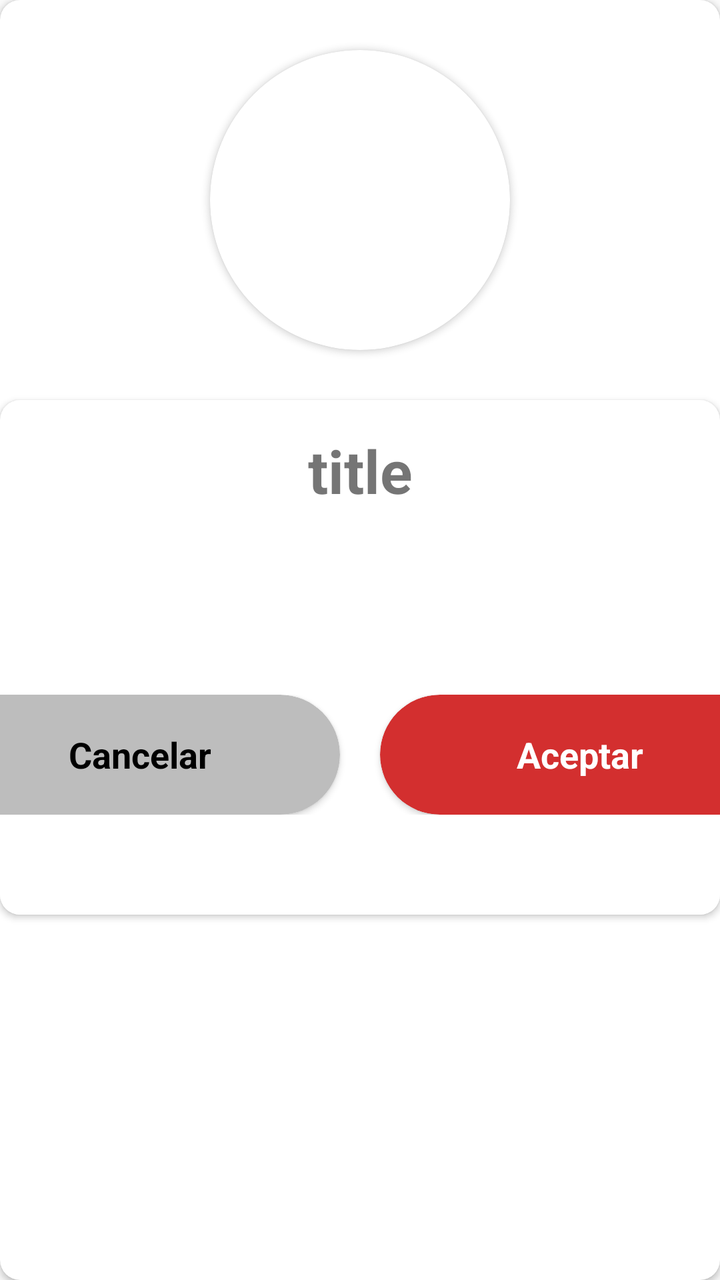
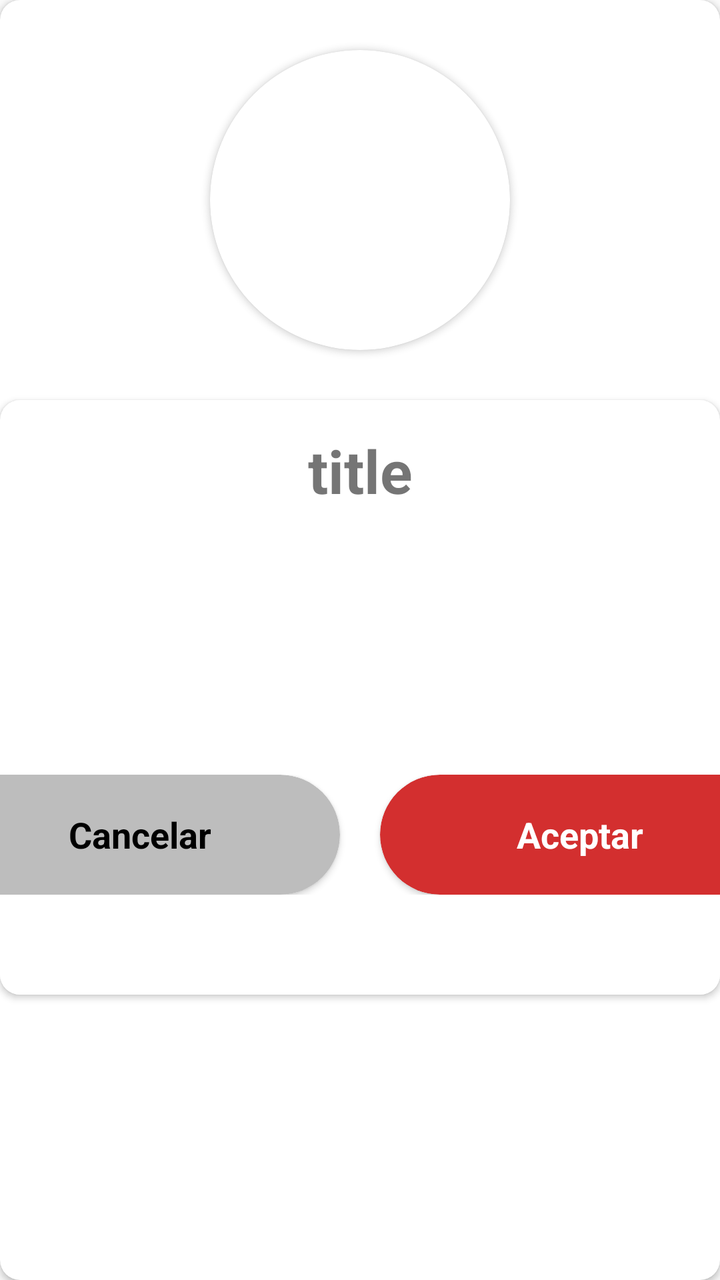

An Android layout rendered at two revisions. The XML below is the earlier revision; the diff shows what the commit changed to produce the second picture.
<!-- AndroidManifest.xml: application theme AppTheme -->
<!-- res/layout/msg_2_buttons.xml -->
<?xml version="1.0" encoding="utf-8"?>
<android.support.v7.widget.CardView xmlns:android="http://schemas.android.com/apk/res/android"
    android:layout_width="match_parent"
    android:layout_height="wrap_content"
    xmlns:app="http://schemas.android.com/apk/res-auto"
    app:cardCornerRadius="10dp"
    android:id="@+id/cvCard"
    android:layout_margin="20dp">

    <LinearLayout
        android:layout_width="match_parent"
        android:layout_height="match_parent"
        android:orientation="vertical">


        <LinearLayout
            android:layout_width="match_parent"
            android:layout_height="match_parent"
            android:orientation="vertical">

            <RelativeLayout
                android:layout_width="match_parent"
                android:layout_height="200dp"
                android:orientation="vertical">

                <android.support.v7.widget.CardView
                    android:layout_width="150dp"
                    android:layout_height="150dp"
                    android:layout_centerInParent="true"
                    app:cardCornerRadius="75dp">
                    <ImageView android:id="@+id/img"
                        android:layout_width="match_parent"
                        android:layout_height="match_parent"/>
                </android.support.v7.widget.CardView>



            </RelativeLayout>

            <android.support.v7.widget.CardView
                android:layout_width="match_parent"
                android:layout_height="wrap_content"
                app:cardCornerRadius="10dp">



            <LinearLayout
                android:layout_width="match_parent"
                android:layout_height="wrap_content"
                android:orientation="vertical">

                <TextView android:id="@+id/tvTitle"
                    android:layout_width="match_parent"
                    android:layout_height="wrap_content"
                    android:text="title"
                    android:gravity="center"
                    android:textStyle="bold"
                    android:textSize="30sp"
                    android:padding="15dp"/>

                <TextView android:id="@+id/tvMsg"
                    android:layout_width="match_parent"
                    android:layout_height="wrap_content"
                    android:textStyle="bold"
                    android:text=""
                    android:textSize="20sp"
                    android:gravity="center"
                    android:layout_below="@id/img"
                    android:background="@color/white"/>


                <LinearLayout
                    android:layout_width="match_parent"
                    android:layout_height="wrap_content"
                    android:orientation="horizontal"
                    android:gravity="center"
                    android:paddingTop="50dp"
                    android:paddingBottom="50dp"
                    android:background="@color/white">

                    <android.support.v7.widget.CardView
                        android:id="@+id/btnNegative"
                        android:layout_width="200dp"
                        android:layout_height="60dp"
                        android:layout_gravity="center"
                        app:cardCornerRadius="30dp"
                        app:cardBackgroundColor="@color/gray_400"
                        android:layout_marginRight="10dp">

                        <TextView
                            android:layout_width="match_parent"
                            android:layout_height="match_parent"
                            android:text="Cancelar"
                            android:gravity="center"
                            android:textSize="18sp"
                            android:textColor="@android:color/black"
                            android:textStyle="bold"/>

                    </android.support.v7.widget.CardView>


                    <android.support.v7.widget.CardView
                        android:id="@+id/btnPositive"
                        android:layout_width="200dp"
                        android:layout_height="60dp"
                        android:layout_gravity="center"
                        app:cardCornerRadius="30dp"
                        app:cardBackgroundColor="@color/red_700"
                        android:layout_marginLeft="10dp">

                        <TextView
                            android:layout_width="match_parent"
                            android:layout_height="match_parent"
                            android:text="Aceptar"
                            android:gravity="center"
                            android:textSize="18sp"
                            android:textColor="@color/white"
                            android:textStyle="bold"/>

                    </android.support.v7.widget.CardView>




                </LinearLayout>


            </LinearLayout>
            </android.support.v7.widget.CardView>





        </LinearLayout>


    </LinearLayout>





</android.support.v7.widget.CardView>
<!-- resources referenced by this layout -->
<resources>
  <color name="gray_400">#BDBDBD</color>
  <color name="red_700">#D32F2F</color>
  <color name="white">#FFFFFF</color>
  <style name="AppTheme" parent="Theme.AppCompat.Light.DarkActionBar">
          
          <item name="colorPrimary">@color/colorPrimary</item>
          <item name="colorPrimaryDark">@color/colorPrimaryDark</item>
          <item name="colorAccent">@color/colorAccent</item>
      </style>
  <color name="colorPrimary">#008577</color>
  <color name="colorPrimaryDark">#00574B</color>
  <color name="colorAccent">#D81B60</color>
</resources>

<!-- the commit's change to res/layout/msg_2_buttons.xml (unified diff, before → after) -->
@@ -68,6 +68,21 @@
                     android:layout_below="@id/img"
                     android:background="@color/white"/>
 
+                <LinearLayout android:id="@+id/llProgress"
+                    android:layout_width="match_parent"
+                    android:layout_height="wrap_content"
+                    android:orientation="horizontal"
+                    android:gravity="center"
+                    android:visibility="invisible">
+                    <ProgressBar
+                        android:layout_width="40dp"
+                        android:layout_height="40dp" />
+                    <TextView
+                        android:layout_width="wrap_content"
+                        android:layout_height="match_parent"
+                        android:text="por favor espere..."
+                        android:gravity="center_vertical"/>
+                </LinearLayout>
 
                 <LinearLayout
                     android:layout_width="match_parent"
